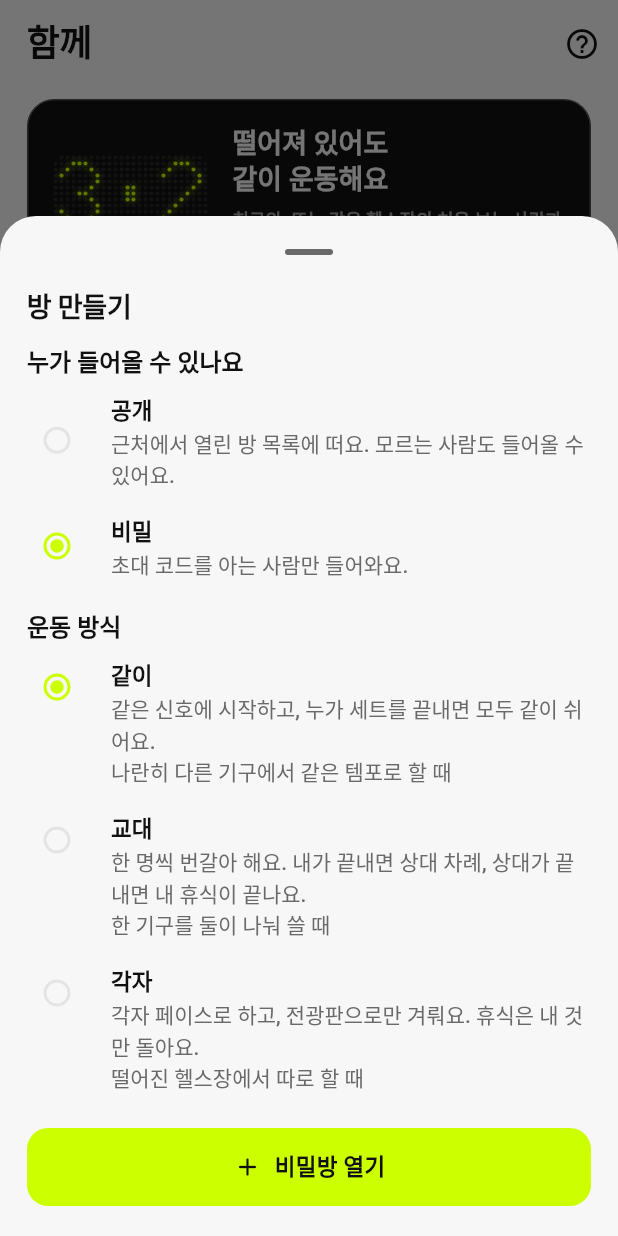
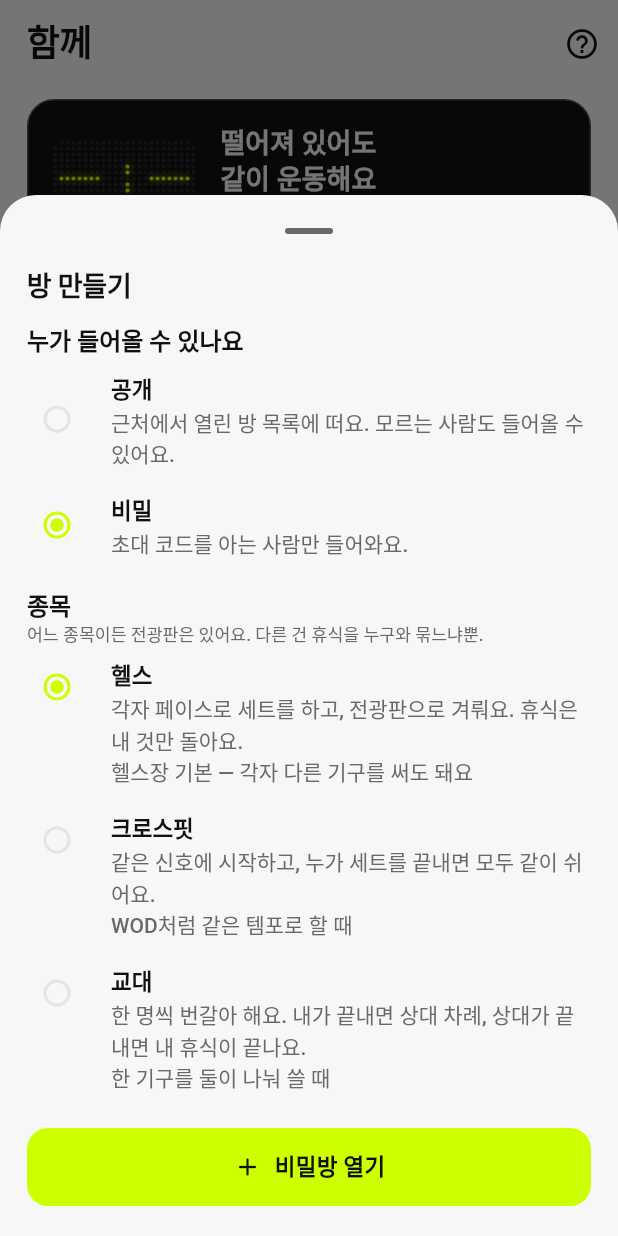
Before and after one commit to develop-para/setflow-app, a Flutter app: the TogetherScreen screen opened directly, after a tap on "방 만들기", on a phone screen of 412 x 824 dp. Run offline on Flutter 3.47's test engine with Material 3 defaults, Android fonts, the phone set to English and light mode, and no system bars; our stand-ins replace app_links, firebase_core, firebase_messaging, geolocator, hive_ce_flutter, image_picker and 2 more; accounts and stored records are empty; Roboto replaces fonts that are missing (Pretendard); project files that could hold a hidden picture were left out.

Commit message:
refactor(together): 헬스 is the default, public/private is always offered, and the lobby board shows real numbers
Three pieces of feedback on the lobby and the room-creation flow:

"방 만들 때 비공개인지 공개인지 설정할 수 없고" — it was there, but hidden
on the web build because the location service reported itself unavailable
on web. geolocator_web handles browser geolocation, so location is on
everywhere now, and the public/private choice is never hidden: when a device
cannot read location the public option is disabled with the reason.

"헬스는 다 각자가 디폴트가 맞는 것 같아 … 같이랑 교대는 크로스핏이라던가" —
the three modes are now activities: 헬스 (each at their own pace, the
default), 크로스핏 (start on one signal, rest together), 교대 (share one
machine). Server values are unchanged; only the words people pick from
changed. Every activity has the scoreboard, and the sheet says so.

"도트도 실시간 데이터도 아니고 정적이고" — the lobby's LED board now shows
live numbers: rooms open nearby and people in them, with the headline
following the data. No decorative digits.

Co-Authored-By: Claude Fable 5 <noreply@anthropic.com>
Claude-Session: https://claude.ai/code/session_014fUhYHc1g8LNt7PzDotwQN

```diff
--- a/lib/data/together_repository.dart
+++ b/lib/data/together_repository.dart
@@ -29,28 +29,33 @@ import '../models.dart';
 /// 들어오는 것을 막는 한 숫자다.
 const int maxPartyMembers = 6;
 
-/// How the room decides who lifts when.
+/// 방의 종목 — 겉으로는 무엇을 하는 방인지, 속으로는 휴식을 누구와 묶는지.
+///
+/// 처음엔 규칙 이름(같이·교대·각자)이었다. "헬스는 다 각자가 기본이고, 같이와
+/// 교대는 크로스핏이나 요가 같은 걸로 바꿔야 할 것 같다"는 피드백대로 종목
+/// 이름으로 바꿨다. 서버 값(`together` `alternating` `free`)은 그대로다 —
+/// 규칙은 안 바뀌었고 이름만 사람이 고르는 말로 바뀌었다. **전광판은 어느
+/// 종목에나 있다.**
 enum PartyMode {
-  /// Everyone starts on the same countdown and rests on the same clock. The
-  /// feeling is a class: you are all mid-set at the same moment.
-  together(
-    '같이',
-    '같은 신호에 시작하고, 누가 세트를 끝내면 모두 같이 쉬어요.',
-    '나란히 다른 기구에서 같은 템포로 할 때',
+  /// 헬스 기본. 각자 페이스로 세트를 하고 전광판으로만 겨룬다. 휴식은 내 것만
+  /// 돈다 — 기구 대기·다른 종목 때문에 같은 시계로 묶을 수 없어서다.
+  free(
+    '헬스',
+    '각자 페이스로 세트를 하고, 전광판으로 겨뤄요. 휴식은 내 것만 돌아요.',
+    '헬스장 기본 — 각자 다른 기구를 써도 돼요',
   ),
 
-  /// One person lifts while the others rest, then it passes on. The feeling is
-  /// a spotter: your rest ends exactly when their set does.
+  /// 같은 신호에 시작하고 같은 시계로 쉰다. WOD처럼 모두가 같은 순간 세트
+  /// 안에 있는 느낌.
+  together('크로스핏', '같은 신호에 시작하고, 누가 세트를 끝내면 모두 같이 쉬어요.', 'WOD처럼 같은 템포로 할 때'),
+
+  /// 한 명이 세트를 하는 동안 나머지는 쉰다. 보조를 서 주는 느낌 — 내 휴식이
+  /// 상대의 세트가 끝나는 순간 끝난다.
   alternating(
     '교대',
     '한 명씩 번갈아 해요. 내가 끝내면 상대 차례, 상대가 끝내면 내 휴식이 끝나요.',
     '한 기구를 둘이 나눠 쓸 때',
-  ),
-
-  /// 각자 페이스. 떨어져서 각자 헬스장에 있으면 기구 대기·다른 종목 때문에
-  /// 같은 시계로 묶을 수 없다 — 그때의 "함께"는 타이머가 아니라 전광판이다.
-  /// 휴식은 자기 것만 돌고, 세트 수로만 겨룬다.
-  free('각자', '각자 페이스로 하고, 전광판으로만 겨뤄요. 휴식은 내 것만 돌아요.', '떨어진 헬스장에서 따로 할 때');
+  );
 
   const PartyMode(this.label, this.detail, this.when);
 
@@ -59,8 +64,11 @@ enum PartyMode {
   /// 어떻게 도는가 — 한 문장.
   final String detail;
 
-  /// 언제 고르는가. "교대가 뭔지 모르겠다"는 피드백의 답은 규칙보다 상황이었다.
+  /// 언제 고르는가. "교대가 뭔지 모르겠다"의 답은 규칙보다 상황이었다.
   final String when;
+
+  /// 방을 열 때의 기본. 헬스장에서는 각자 하는 것이 보통이다.
+  static const PartyMode defaultMode = free;
 }
 
 /// 누가 들어올 수 있는가. 비밀(기본)은 코드를 아는 사람만, 공개는 근처
--- a/lib/screens/together_screens.dart
+++ b/lib/screens/together_screens.dart
@@ -135,9 +135,8 @@ class _TogetherScreenState extends State<TogetherScreen> {
         ),
         CoachStep(
           target: _menuKey,
-          title: '지금 방식은 "${mode.label}"',
-          body:
-              '${mode.detail} ${mode.when} 쓰는 방식이에요. 방식 바꾸기·초대 코드·나가기는 이 메뉴에 있어요.',
+          title: '지금 종목은 "${mode.label}"',
+          body: '${mode.detail} 종목 바꾸기·공개 여부·초대 코드·나가기는 이 메뉴에 있어요.',
         ),
       ],
     );
@@ -481,7 +480,7 @@ class _TogetherScreenState extends State<TogetherScreen> {
   Future<void> _showModeSheet(TrainingParty party) {
     final host = party.isHost(_userId ?? '');
     return _sheet(
-      title: '운동 방식',
+      title: '종목과 공개 여부',
       children: (sheetContext) => [
         RadioGroup<PartyMode>(
           groupValue: party.mode,
@@ -543,7 +542,7 @@ class _TogetherScreenState extends State<TogetherScreen> {
           Padding(
             padding: const EdgeInsets.only(top: SetflowSpacing.sm),
             child: Text(
-              '운동 방식과 공개 여부는 방을 만든 사람이 정해요.',
+              '종목과 공개 여부는 방을 만든 사람이 정해요.',
               style: Theme.of(sheetContext).textTheme.bodySmall?.copyWith(
                 color: Theme.of(sheetContext).colorScheme.onSurfaceVariant,
               ),
@@ -1012,7 +1011,7 @@ void _showTogetherHelp(BuildContext context) {
               const SizedBox(height: SetflowSpacing.md2),
             ],
             const SizedBox(height: SetflowSpacing.xs),
-            Text('세 가지 방식', style: theme.textTheme.titleMedium),
+            Text('세 가지 종목 — 전광판은 어디에나', style: theme.textTheme.titleMedium),
             const SizedBox(height: SetflowSpacing.sm),
             for (final mode in PartyMode.values) ...[
               Row(
@@ -1126,7 +1125,7 @@ class _Lobby extends StatelessWidget {
           SetflowSpacing.xxl2,
         ),
         children: [
-          const _LobbyHero(),
+          _LobbyHero(nearby: nearby),
           const SizedBox(height: SetflowSpacing.xl),
           if (error != null) ...[
             _Notice(message: error!),
@@ -1225,20 +1224,36 @@ class _Lobby extends StatelessWidget {
   }
 }
 
-/// 로비 맨 위 — 방 안 전광판의 축소판. 들어가면 무엇이 기다리는지 보여준다.
+/// 로비 맨 위 — 방 안 전광판의 축소판인데, 숫자는 **진짜**다. 왼쪽은 지금
+/// 근처에서 열린 공개방 수, 오른쪽은 그 방들에서 운동 중인 사람 수. 위치를
+/// 모르면 '-' — 정적인 장식 숫자는 두지 않는다("도트도 실시간 데이터도 아니고").
 class _LobbyHero extends StatelessWidget {
-  const _LobbyHero();
+  const _LobbyHero({required this.nearby});
+
+  final _NearbyStatus nearby;
 
   @override
   Widget build(BuildContext context) {
     const pitch = 4.0;
-    const cols = 26;
     const rows = 13;
+    final rooms = switch (nearby) {
+      _NearbyRooms(:final rooms) => rooms,
+      _ => null,
+    };
+    final roomText = rooms == null ? '-' : '${rooms.length.clamp(0, 99)}';
+    final peopleText = rooms == null
+        ? '-'
+        : '${rooms.fold<int>(0, (sum, room) => sum + room.memberCount).clamp(0, 99)}';
+    final leftWidth = ledDigitsWidth(roomText);
+    final rightWidth = ledDigitsWidth(peopleText);
+    // 두 숫자 사이에 점 두 개(:), 좌우 여백 1칸.
+    final cols = 1 + leftWidth + 3 + 2 + 3 + rightWidth + 1;
+    final rightX = 1 + leftWidth + 3 + 2 + 3;
     final lit = <LedCell>{
-      ...ledDigitCells('3', origin: (x: 1, y: 1)),
-      ...ledDigitCells('2', origin: (x: 18, y: 1)),
-      for (var y = 5; y < 8; y++) (x: 12, y: y),
-      for (var y = 5; y < 8; y++) (x: 13, y: y),
+      ...ledDigitCells(roomText, origin: (x: 1, y: 1)),
+      ...ledDigitCells(peopleText, origin: (x: rightX, y: 1)),
+      for (var y = 4; y < 6; y++) (x: 1 + leftWidth + 4, y: y),
+      for (var y = 7; y < 9; y++) (x: 1 + leftWidth + 4, y: y),
     };
     return Container(
       padding: const EdgeInsets.all(SetflowSpacing.lg),
@@ -1249,17 +1264,58 @@ class _LobbyHero extends StatelessWidget {
       ),
       child: Row(
         children: [
+          Column(
+            mainAxisSize: MainAxisSize.min,
+            children: [
               ClipRRect(
                 borderRadius: BorderRadius.circular(SetflowRadii.sm),
-            child: LedBoard(pitch: pitch, cols: cols, rows: rows, lit: lit),
+                child: LedBoard(
+                  key: const ValueKey('together-hero-board'),
+                  pitch: pitch,
+                  cols: cols,
+                  rows: rows,
+                  lit: lit,
+                ),
+              ),
+              const SizedBox(height: SetflowSpacing.xs),
+              SizedBox(
+                width: cols * pitch,
+                child: Row(
+                  mainAxisAlignment: MainAxisAlignment.spaceBetween,
+                  children: const [
+                    Text(
+                      '근처 방',
+                      style: TextStyle(
+                        color: LedPalette.dimText,
+                        fontSize: SetflowFontSize.tiny,
+                        fontWeight: SetflowWeight.strong,
+                      ),
+                    ),
+                    Text(
+                      '운동 중',
+                      style: TextStyle(
+                        color: LedPalette.dimText,
+                        fontSize: SetflowFontSize.tiny,
+                        fontWeight: SetflowWeight.strong,
+                      ),
+                    ),
+                  ],
+                ),
+              ),
+            ],
           ),
           const SizedBox(width: SetflowSpacing.lg),
           Expanded(
             child: Column(
               crossAxisAlignment: CrossAxisAlignment.start,
               children: [
-                const Text(
-                  '떨어져 있어도\n같이 운동해요',
+                Text(
+                  switch (nearby) {
+                    _NearbyRooms(:final rooms) when rooms.isNotEmpty =>
+                      '근처에서 ${rooms.length}개 방이\n열려 있어요',
+                    _NearbyRooms() => '지금 근처엔\n열린 방이 없어요',
+                    _ => '떨어져 있어도\n같이 운동해요',
+                  },
                   style: TextStyle(
                     color: LedPalette.text,
                     fontSize: SetflowFontSize.titleLarge,
@@ -1269,8 +1325,13 @@ class _LobbyHero extends StatelessWidget {
                 ),
                 const SizedBox(height: SetflowSpacing.xs2),
                 Text(
-                  '친구와, 또는 같은 헬스장의 처음 보는 사람과 — 전광판 하나로 겨뤄요.',
-                  style: const TextStyle(
+                  switch (nearby) {
+                    _NearbyRooms(:final rooms) when rooms.isNotEmpty =>
+                      '아래에서 골라 들어가면 바로 전광판에 이름이 올라가요.',
+                    _NearbyRooms() => '공개로 방을 열면 같은 헬스장 사람이 들어올 수 있어요.',
+                    _ => '친구와, 또는 같은 헬스장의 처음 보는 사람과 — 전광판 하나로 겨뤄요.',
+                  },
+                  style: TextStyle(
                     color: LedPalette.muted,
                     fontSize: SetflowFontSize.caption,
                     fontWeight: SetflowWeight.medium,
@@ -1401,7 +1462,7 @@ class _CreateSheet extends StatefulWidget {
 
 class _CreateSheetState extends State<_CreateSheet> {
   PartyVisibility _visibility = PartyVisibility.private;
-  PartyMode _mode = PartyMode.together;
+  PartyMode _mode = PartyMode.defaultMode;
 
   @override
   Widget build(BuildContext context) {
@@ -1418,8 +1479,9 @@ class _CreateSheetState extends State<_CreateSheet> {
         crossAxisAlignment: CrossAxisAlignment.stretch,
         children: [
           Text('방 만들기', style: theme.textTheme.titleLarge),
-          if (widget.locationAvailable) ...[
           const SizedBox(height: SetflowSpacing.md),
+          // 공개/비밀은 **언제나** 여기서 고른다. 위치를 못 읽는 기기에서는 공개를
+          // 숨기는 대신 잠그고 이유를 적는다 — 숨기면 "설정할 수 없다"로 읽힌다.
           Text('누가 들어올 수 있나요', style: theme.textTheme.titleMedium),
           RadioGroup<PartyVisibility>(
             groupValue: _visibility,
@@ -1433,16 +1495,29 @@ class _CreateSheetState extends State<_CreateSheet> {
                   RadioListTile<PartyVisibility>(
                     key: ValueKey('create-visibility-${visibility.name}'),
                     value: visibility,
+                    enabled:
+                        widget.locationAvailable ||
+                        visibility == PartyVisibility.private,
                     title: Text(visibility.label),
-                      subtitle: Text(visibility.detail),
+                    subtitle: Text(
+                      visibility == PartyVisibility.public &&
+                              !widget.locationAvailable
+                          ? '이 기기에서는 위치를 읽을 수 없어 공개방을 열 수 없어요.'
+                          : visibility.detail,
+                    ),
                     contentPadding: EdgeInsets.zero,
                   ),
               ],
             ),
           ),
-          ],
           const SizedBox(height: SetflowSpacing.md),
-          Text('운동 방식', style: theme.textTheme.titleMedium),
+          Text('종목', style: theme.textTheme.titleMedium),
+          Text(
+            '어느 종목이든 전광판은 있어요. 다른 건 휴식을 누구와 묶느냐뿐.',
+            style: theme.textTheme.bodySmall?.copyWith(
+              color: theme.colorScheme.onSurfaceVariant,
+            ),
+          ),
           RadioGroup<PartyMode>(
             groupValue: _mode,
             onChanged: (value) {
@@ -1640,7 +1715,7 @@ class _RoomMenu extends StatelessWidget {
           enabled: !busy,
           child: const ListTile(
             leading: Icon(Icons.tune_rounded),
-            title: Text('운동 방식'),
+            title: Text('종목 · 공개 여부'),
             contentPadding: EdgeInsets.zero,
           ),
         ),
--- a/lib/services/geolocator_location_service.dart
+++ b/lib/services/geolocator_location_service.dart
@@ -11,8 +11,10 @@ import 'location_service.dart';
 class GeolocatorLocationService implements LocationService {
   const GeolocatorLocationService();
 
+  /// 웹도 된다 — geolocator_web이 브라우저 위치를 쓴다. 웹에서 꺼 두었더니
+  /// 로비의 근처 공개방과 만들기 시트의 공개/비밀 선택이 통째로 숨었다.
   @override
-  bool get isAvailable => !kIsWeb;
+  bool get isAvailable => true;
 
   @override
   Future<LocationResult> current() async {
```
Also changed, not shown: 2 other files. Lines whose indentation alone changed are shown as unchanged.
